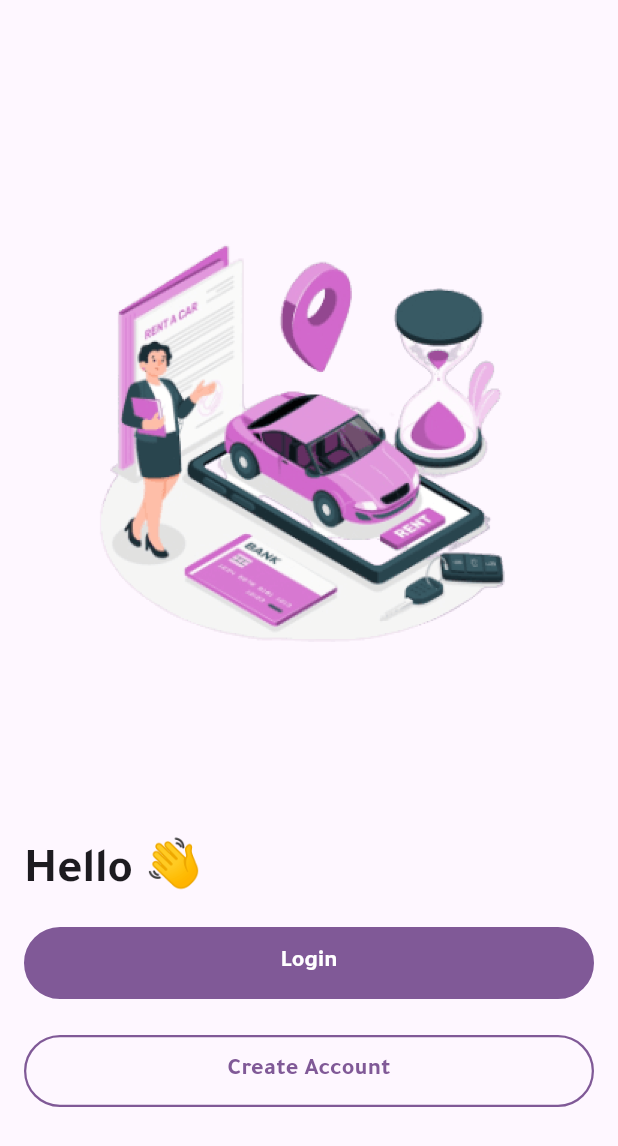
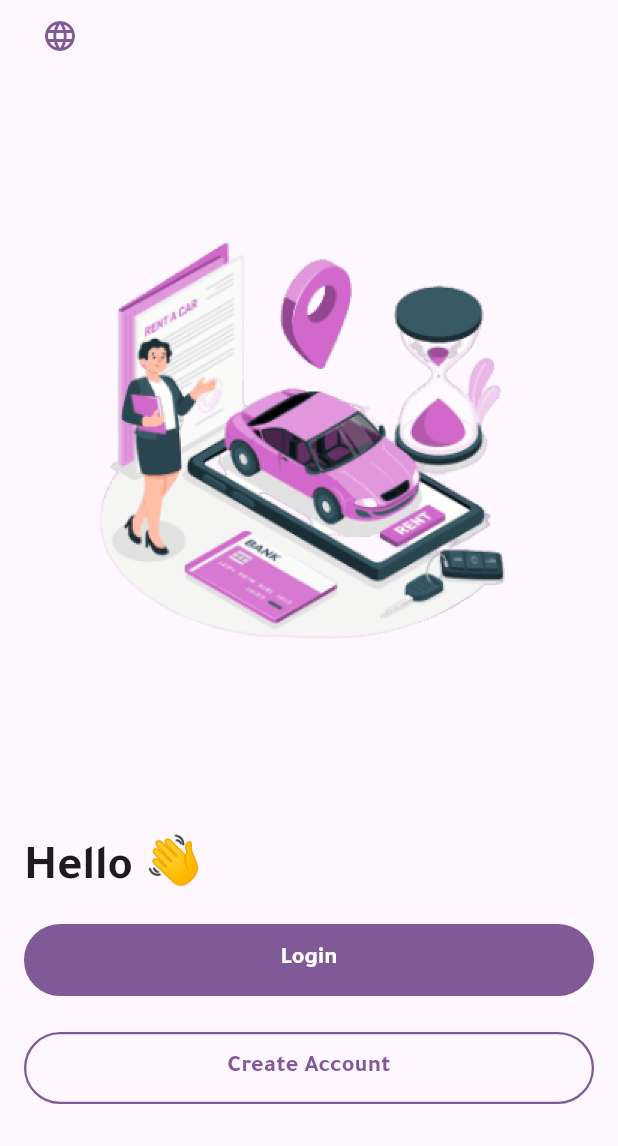
Before and after one commit to elsankry02/Lady_Driver_App, a Flutter app: the screen it shows after launch, after a tap on "Skip", on a phone screen of 412 x 824 dp. Shown: the top 1146 px of the screen. Run offline on Flutter 3.47's test engine with Material 3 defaults, Android fonts, the phone set to English and light mode, and no system bars; our stand-ins replace auto_route, bloc, flutter_bloc, flutter_svg, image_picker, pinput and 1 more.

Commit message:
finish change local language to my project

```diff
--- a/lib/core/router/router.dart
+++ b/lib/core/router/router.dart
@@ -1,4 +1,5 @@
 import 'package:auto_route/auto_route.dart';
+import 'package:lady_driver/home/pages/change_language/change_language_page.dart';
 import 'package:lady_driver/home/pages/create_an_account/create_an_account_page.dart';
 import 'package:lady_driver/home/pages/forget_password/forget_password_page.dart';
 import 'package:lady_driver/home/pages/login/login_page.dart';
@@ -24,5 +25,6 @@ class AppRouter extends RootStackRouter {
         AutoRoute(page: OnboardingRoute.page),
         AutoRoute(page: VerificationCodeRoute.page),
         AutoRoute(page: WelcomeRoute.page),
+        AutoRoute(page: ChangeLanguageRoute.page),
       ];
 }
--- a/lib/home/pages/welcome/welcome_page.dart
+++ b/lib/home/pages/welcome/welcome_page.dart
@@ -16,12 +16,20 @@ class WelcomePage extends StatelessWidget {
     return Scaffold(
       body: Padding(
         padding: const EdgeInsets.symmetric(horizontal: 16),
+        child: SafeArea(
           child: Column(
             crossAxisAlignment: CrossAxisAlignment.start,
             children: [
-            const SizedBox(
-              height: 150,
-            ),
+              //! Button Change Language
+              IconButton(
+                  onPressed: () {
+                    context.router.push(const ChangeLanguageRoute());
+                  },
+                  icon: const Icon(
+                    Icons.language,
+                    color: ColorManger.kPrimaryColor,
+                  )),
+              const SizedBox(height: 100),
               //! Image
               Center(
                 child: Image.asset(
@@ -67,6 +75,7 @@ class WelcomePage extends StatelessWidget {
             ],
           ),
         ),
+      ),
     );
   }
 }
--- a/lib/l10n/app_ar.arb
+++ b/lib/l10n/app_ar.arb
@@ -23,8 +23,8 @@
  "confirmPassword": "تأكيد كلمة المرور",
  "client":"عميل",
  "femaleDriver":"سائقة",
- "registerAs" : "تسجيل الدخول ک"
-
+ "registerAs" : "تسجيل الدخول ک",
+ "changeLanguage" : "تغيير اللغه"
 
 
 
--- a/lib/l10n/app_en.arb
+++ b/lib/l10n/app_en.arb
@@ -23,7 +23,8 @@
 "confirmPassword":"Confirm Password",
 "client":"Client",
 "femaleDriver":"Female Driver",
-"registerAs" : "Register as"
+"registerAs" : "Register as",
+"changeLanguage" : "Change Language"
 
 
 
--- a/lib/l10n/app_localizations.dart
+++ b/lib/l10n/app_localizations.dart
@@ -238,6 +238,12 @@ abstract class AppLocalizations {
   /// In en, this message translates to:
   /// **'Register as'**
   String get registerAs;
+
+  /// No description provided for @changeLanguage.
+  ///
+  /// In en, this message translates to:
+  /// **'Change Language'**
+  String get changeLanguage;
 }
 
 class _AppLocalizationsDelegate extends LocalizationsDelegate<AppLocalizations> {
--- a/lib/l10n/app_localizations_ar.dart
+++ b/lib/l10n/app_localizations_ar.dart
@@ -77,4 +77,7 @@ class AppLocalizationsAr extends AppLocalizations {
 
   @override
   String get registerAs => 'تسجيل الدخول ک';
+
+  @override
+  String get changeLanguage => 'تغيير اللغه';
 }
--- a/lib/l10n/app_localizations_en.dart
+++ b/lib/l10n/app_localizations_en.dart
@@ -77,4 +77,7 @@ class AppLocalizationsEn extends AppLocalizations {
 
   @override
   String get registerAs => 'Register as';
+
+  @override
+  String get changeLanguage => 'Change Language';
 }
--- a/pubspec.yaml
+++ b/pubspec.yaml
@@ -32,12 +32,12 @@ dependencies:
   cupertino_icons: ^1.0.8
   flutter:
     sdk: flutter
+  flutter_bloc: ^9.0.0
   flutter_localizations:
     sdk: flutter
-  intl: any
-  flutter_bloc: ^8.1.6
   flutter_svg: ^2.0.16
   image_picker: ^1.1.2
+  intl: any
   pinput: ^5.0.0
   shared_preferences: ^2.3.5
 
```
Also changed, not shown: lib/home/pages/change_language/change_language_page.dart (added, +74 -0 lines), lib/core/router/router.gr.dart, pubspec.lock. Lines whose indentation alone changed are shown as unchanged.
